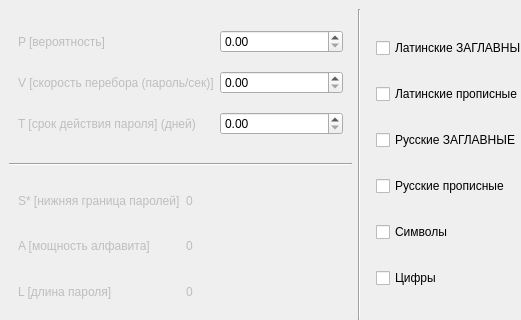
Above: form.ui from MrFireDeN/PasswordCreator before the change; both pictures show x 0 to 521 and y 0 to 320 of the 718 by 492 pixel window. Below: the same form after it.
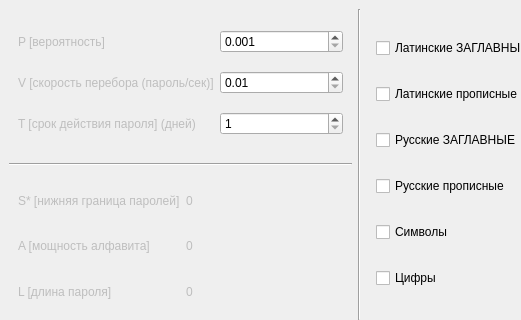
That is the form after the change.

Patch:
```diff
--- a/form.ui
+++ b/form.ui
@@ -85,13 +85,40 @@
         </widget>
        </item>
        <item row="2" column="3">
-        <widget class="QDoubleSpinBox" name="doubleSpinBoxT"/>
+        <widget class="QDoubleSpinBox" name="doubleSpinBoxT">
+         <property name="decimals">
+          <number>0</number>
+         </property>
+         <property name="minimum">
+          <double>1.000000000000000</double>
+         </property>
+         <property name="maximum">
+          <double>99999999999.000000000000000</double>
+         </property>
+        </widget>
        </item>
        <item row="0" column="3">
-        <widget class="QDoubleSpinBox" name="doubleSpinBoxP"/>
+        <widget class="QDoubleSpinBox" name="doubleSpinBoxP">
+         <property name="decimals">
+          <number>3</number>
+         </property>
+         <property name="minimum">
+          <double>0.001000000000000</double>
+         </property>
+         <property name="maximum">
+          <double>99999999999.000000000000000</double>
+         </property>
+        </widget>
        </item>
        <item row="1" column="3">
-        <widget class="QDoubleSpinBox" name="doubleSpinBoxV"/>
+        <widget class="QDoubleSpinBox" name="doubleSpinBoxV">
+         <property name="minimum">
+          <double>0.010000000000000</double>
+         </property>
+         <property name="maximum">
+          <double>99999999999.000000000000000</double>
+         </property>
+        </widget>
        </item>
       </layout>
      </widget>
```
